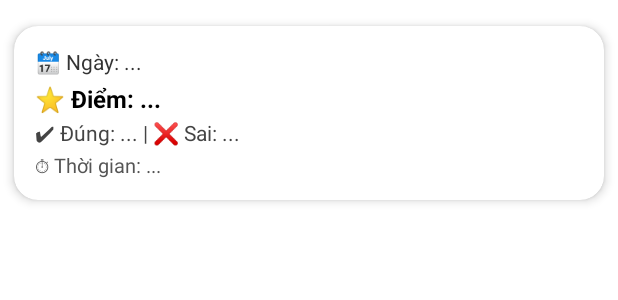
After one commit to dsdsluc/QuizGame, an Android app: the layout item_match_history.xml on its own in the app's theme, with its tools: preview values and no code run, on a phone screen of 412 x 824 dp. The commit adds this screen. Shown: the top 300 px of the screen. Run offline under Robolectric (Android 15) with nearby library versions, the phone set to English and light mode, and no system bars.

Commit message:
Update MatchHistory For Whole App

```diff
--- a/app/src/main/AndroidManifest.xml
+++ b/app/src/main/AndroidManifest.xml
@@ -11,6 +11,9 @@
         android:roundIcon="@mipmap/ic_launcher_round"
         android:supportsRtl="true"
         android:theme="@style/Theme.QuizGame">
+        <activity
+            android:name=".MatchHistoryActivity"
+            android:exported="false" />
         <activity
             android:name=".Leaderboard"
             android:exported="false" />
--- a/app/src/main/java/com/example/quizgame/AuthHelper.java
+++ b/app/src/main/java/com/example/quizgame/AuthHelper.java
@@ -167,10 +167,6 @@ public class AuthHelper {
     }
 
     // ================== CALLBACK ==================
-    public interface AuthCallback {
-        void onSuccess(FirebaseUser user);
-        void onFailure(String errorMessage);
-    }
     // Callback mới
     public interface UserCallback {
         void onSuccess(User user);
--- a/app/src/main/java/com/example/quizgame/MainActivity.java
+++ b/app/src/main/java/com/example/quizgame/MainActivity.java
@@ -104,9 +104,10 @@ public class MainActivity extends AppCompatActivity {
         });
 
         btnAchievements.setOnClickListener(v -> {
-            // Nếu bạn có activity achievements, xử lý chuyển màn hình ở đây
-            Toast.makeText(MainActivity.this, "Chức năng Thành tích chưa có", Toast.LENGTH_SHORT).show();
+            Intent intent = new Intent(MainActivity.this, MatchHistoryActivity.class);
+            startActivity(intent);
         });
+
 
         // --- Logout ---
         imgLogout.setOnClickListener(v -> {
--- a/app/src/main/java/com/example/quizgame/Splash_Screen.java
+++ b/app/src/main/java/com/example/quizgame/Splash_Screen.java
@@ -33,7 +33,7 @@ public class Splash_Screen extends AppCompatActivity {
         title.startAnimation(animation);
 
         // Delay 3s rồi check user
-        new Handler().postDelayed(() -> {
+        new Handler(getMainLooper()).postDelayed(() -> {
             FirebaseUser firebaseUser = FirebaseAuth.getInstance().getCurrentUser();
 
             if (firebaseUser != null && UserSession.getInstance().getUser() != null) {
@@ -47,5 +47,6 @@ public class Splash_Screen extends AppCompatActivity {
             }
             finish();
         }, SPLASH_DELAY);
+
     }
 }
--- /dev/null
+++ b/app/src/main/res/layout/item_match_history.xml
@@ -0,0 +1,56 @@
+<?xml version="1.0" encoding="utf-8"?>
+<androidx.cardview.widget.CardView xmlns:android="http://schemas.android.com/apk/res/android"
+    xmlns:card_view="http://schemas.android.com/apk/res-auto"
+    android:id="@+id/cardContainer"
+    android:layout_width="match_parent"
+    android:layout_height="wrap_content"
+    android:layout_marginVertical="6dp"
+    card_view:cardCornerRadius="16dp"
+    card_view:cardElevation="4dp"
+    card_view:cardUseCompatPadding="true"
+    android:foreground="?attr/selectableItemBackground">
+
+    <LinearLayout
+        android:layout_width="match_parent"
+        android:layout_height="wrap_content"
+        android:orientation="vertical"
+        android:padding="14dp">
+
+        <TextView
+            android:id="@+id/tvDate"
+            android:layout_width="wrap_content"
+            android:layout_height="wrap_content"
+            android:text="🗓 Ngày: ..."
+            android:textColor="#333333"
+            android:textSize="14sp" />
+
+        <TextView
+            android:id="@+id/tvScore"
+            android:layout_width="wrap_content"
+            android:layout_height="wrap_content"
+            android:text="⭐ Điểm: ..."
+            android:textColor="#000000"
+            android:textStyle="bold"
+            android:textSize="16sp"
+            android:layout_marginTop="4dp"/>
+
+        <TextView
+            android:id="@+id/tvQuestions"
+            android:layout_width="wrap_content"
+            android:layout_height="wrap_content"
+            android:text="✔ Đúng: ... | ❌ Sai: ..."
+            android:textColor="#444444"
+            android:textSize="14sp"
+            android:layout_marginTop="2dp"/>
+
+        <TextView
+            android:id="@+id/tvTime"
+            android:layout_width="wrap_content"
+            android:layout_height="wrap_content"
+            android:text="⏱ Thời gian: ..."
+            android:textColor="#555555"
+            android:textSize="13sp"
+            android:layout_marginTop="2dp"/>
+
+    </LinearLayout>
+</androidx.cardview.widget.CardView>
```
Also changed, not shown: app/src/main/java/com/example/quizgame/MatchHistory.java (added, +62 -0 lines), app/src/main/java/com/example/quizgame/MatchHistoryActivity.java (added, +66 -0 lines), app/src/main/java/com/example/quizgame/MatchHistoryAdapter.java (added, +84 -0 lines), app/src/main/java/com/example/quizgame/Quiz_Page.java (+40 -2 lines), app/src/main/res/layout/activity_match_history.xml (added, +41 -0 lines).
